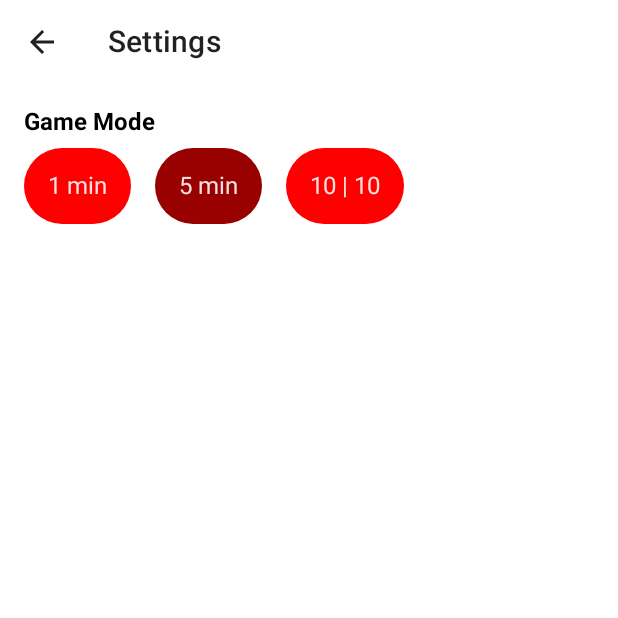
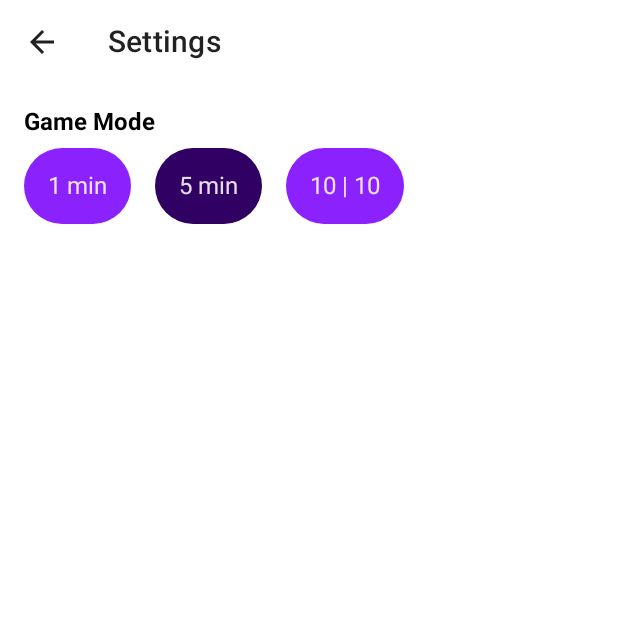
Before and after one commit to DouglasCF/Chess-Clock, an Android app built with Jetpack Compose: the SettingsScreen screen opened through its navigation route, on a phone screen of 412 x 824 dp, the top half of it. Run offline under Robolectric (Android 15) with nearby library versions, the phone set to English and light mode, and no system bars; our stand-ins replace Dagger/Hilt's generated code.

Commit message:
Icons and colors for android

```diff
--- a/androidApp/src/main/java/br/com/fornaro/chessclock/android/theme/Color.kt
+++ b/androidApp/src/main/java/br/com/fornaro/chessclock/android/theme/Color.kt
@@ -3,10 +3,10 @@ package br.com.fornaro.chessclock.android.theme
 import androidx.compose.ui.graphics.Color
 
 val PrimaryColor = Color(0xFFFFFFFF)
-val SecondaryColor = Color(0xFF3F51B5)
+val SecondaryColor = Color(0xFF300063)
 
 val Victory = Color(0xFF009900)
 val Lose = Color(0xFFDD0000)
 
-val GameMode = Color(0xFFFF0000)
-val GameModeSelected = Color(0xFF990000)
+val GameMode = Color(0xFF8B21FC)
+val GameModeSelected = Color(0xFF300063)
--- a/androidApp/src/main/res/values/colors.xml
+++ b/androidApp/src/main/res/values/colors.xml
@@ -1,6 +1,6 @@
 <?xml version="1.0" encoding="utf-8"?>
 <resources>
-    <color name="colorPrimary">#6200EE</color>
-    <color name="colorPrimaryDark">#3700B3</color>
-    <color name="colorAccent">#03DAC5</color>
+    <color name="colorPrimary">#5B00BD</color>
+    <color name="colorPrimaryDark">#300063</color>
+    <color name="colorAccent">#14b0cc</color>
 </resources>
--- a/androidApp/src/main/res/values/ic_launcher_background.xml
+++ b/androidApp/src/main/res/values/ic_launcher_background.xml
@@ -1,4 +1,4 @@
 <?xml version="1.0" encoding="utf-8"?>
 <resources>
-    <color name="ic_launcher_background">#6F3DDC</color>
+    <color name="ic_launcher_background">#5B00BD</color>
 </resources>
```
Also changed, not shown: androidApp/src/main/res/drawable/ic_launcher_foreground.xml (+12 -26 lines), androidApp/src/main/ic_launcher-playstore.png, androidApp/src/main/res/mipmap-hdpi/ic_launcher.png, androidApp/src/main/res/mipmap-hdpi/ic_launcher_round.png, androidApp/src/main/res/mipmap-mdpi/ic_launcher.png, androidApp/src/main/res/mipmap-mdpi/ic_launcher_round.png, androidApp/src/main/res/mipmap-xhdpi/ic_launcher.png, androidApp/src/main/res/mipmap-xhdpi/ic_launcher_round.png, androidApp/src/main/res/mipmap-xxhdpi/ic_launcher.png, androidApp/src/main/res/mipmap-xxhdpi/ic_launcher_round.png, androidApp/src/main/res/mipmap-xxxhdpi/ic_launcher.png, androidApp/src/main/res/mipmap-xxxhdpi/ic_launcher_round.png.
